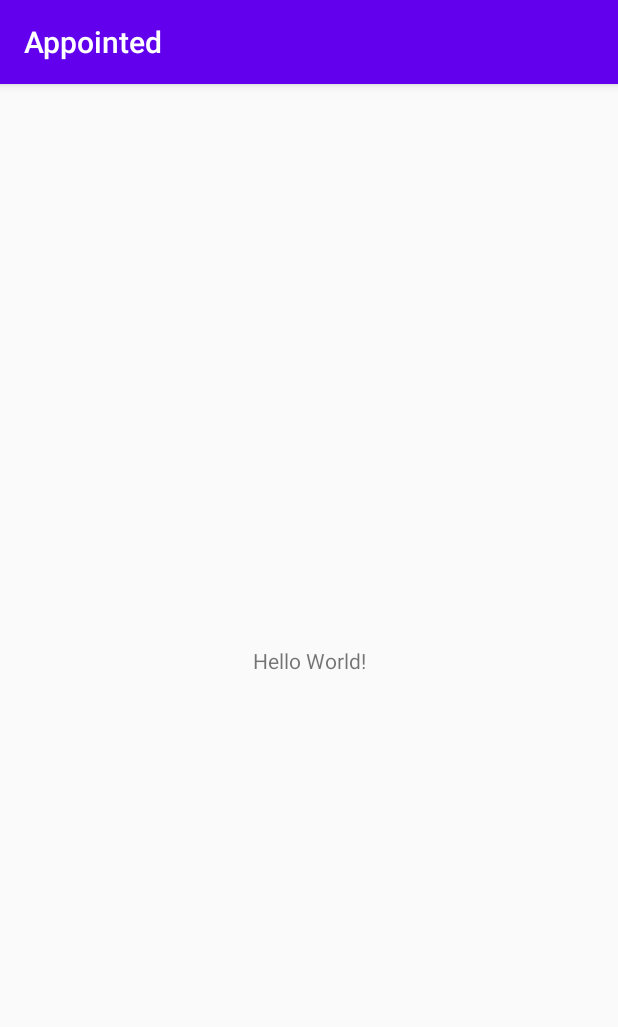
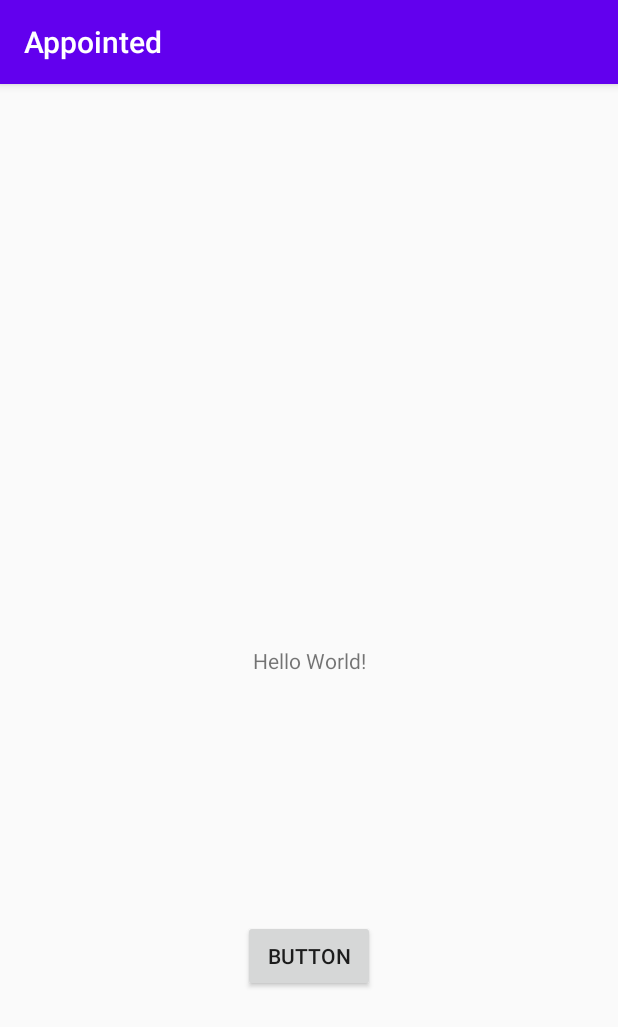
Before and after one commit to AleArmengol/Appointed, an Android app: the screen it shows after launch (MainActivity), on a phone screen of 412 x 824 dp. Shown: the top 1027 px of the screen. Run offline under Robolectric (Android 15) with nearby library versions, the phone set to English and light mode, and no system bars.

Commit message:
Se agrego un boton

```diff
--- a/app/src/main/java/com/example/appointed/MainActivity.java
+++ b/app/src/main/java/com/example/appointed/MainActivity.java
@@ -3,12 +3,31 @@ package com.example.appointed;
 import androidx.appcompat.app.AppCompatActivity;
 
 import android.os.Bundle;
+import android.view.View;
+import android.widget.Button;
+import android.widget.TextView;
 
 public class MainActivity extends AppCompatActivity {
+
+    Button btnHello;
+    TextView txtHello;
 
     @Override
     protected void onCreate(Bundle savedInstanceState) {
         super.onCreate(savedInstanceState);
         setContentView(R.layout.activity_main);
+        txtHello = (TextView) findViewById(R.id.txtHello);
+        btnHello = (Button) findViewById(R.id.btnHello);
+
+        btnHello.setOnClickListener(new View.OnClickListener() {
+            @Override
+            public void onClick(View v) {
+                txtHello.setText("Apretaste el boton!");
+            }
+        });
+
+
     }
+
+
 }
--- a/app/src/main/res/layout/activity_main.xml
+++ b/app/src/main/res/layout/activity_main.xml
@@ -7,6 +7,7 @@
     tools:context=".MainActivity">
 
     <TextView
+        android:id="@+id/txtHello"
         android:layout_width="wrap_content"
         android:layout_height="wrap_content"
         android:text="Hello World!"
@@ -15,4 +16,14 @@
         app:layout_constraintRight_toRightOf="parent"
         app:layout_constraintTop_toTopOf="parent" />
 
+    <Button
+        android:id="@+id/btnHello"
+        android:layout_width="wrap_content"
+        android:layout_height="wrap_content"
+        android:text="Button"
+        app:layout_constraintBottom_toBottomOf="parent"
+        app:layout_constraintEnd_toEndOf="parent"
+        app:layout_constraintStart_toStartOf="parent"
+        app:layout_constraintTop_toBottomOf="@+id/txtHello" />
+
 </androidx.constraintlayout.widget.ConstraintLayout>
```
